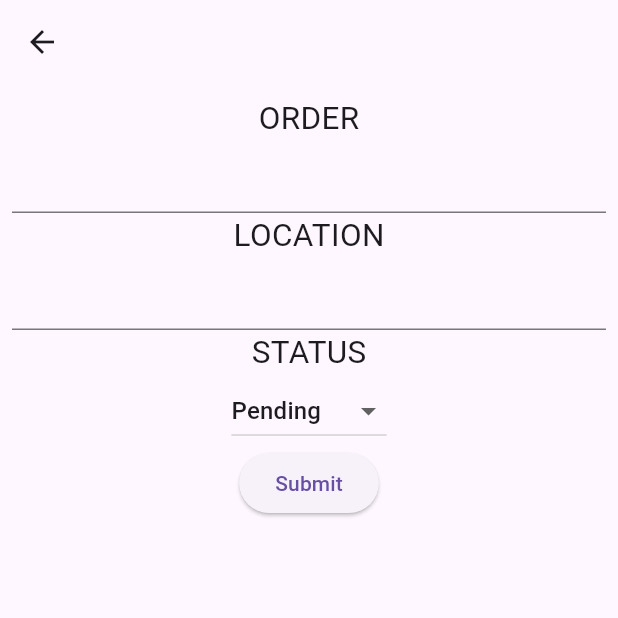
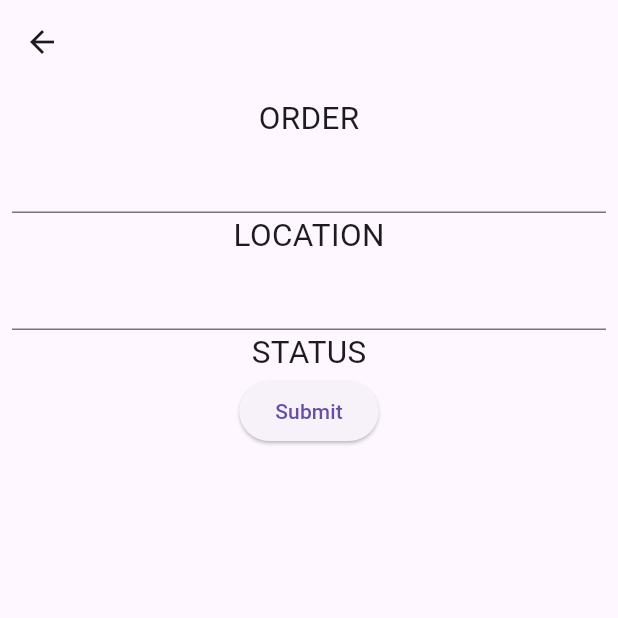
Before and after one commit to krishnaprasadnr702119/Amazon-delivery-app, a Flutter app: the AddTodoPage screen opened directly, on a phone screen of 412 x 824 dp, the top half of it. Run offline on Flutter 3.47's test engine with Material 3 defaults, Android fonts, the phone set to English and light mode, and no system bars; our stand-ins replace bloc, equatable, flutter_bloc, sqflite; accounts and stored records are empty.

Commit message:
updated task

```diff
--- a/lib/task/page/add_todo.dart
+++ b/lib/task/page/add_todo.dart
@@ -13,13 +13,7 @@ class AddTodoPage extends StatefulWidget {
 class _AddTodoPageState extends State<AddTodoPage> {
   final TextEditingController _title = TextEditingController();
   final TextEditingController _description = TextEditingController();
-  String selectedStatus = 'Pending'; // Default status
-  final List<String> statusOptions = [
-    'Completed',
-    'Started',
-    'Paused',
-    'Pending'
-  ];
+  String selectedStatus = 'Pending';
 
   @override
   Widget build(BuildContext context) {
@@ -43,20 +37,6 @@ class _AddTodoPageState extends State<AddTodoPage> {
               CustomText(text: 'location'.toUpperCase()),
               TextFormField(controller: _description),
               CustomText(text: 'Status'.toUpperCase()),
-              DropdownButton<String>(
-                value: selectedStatus,
-                onChanged: (newValue) {
-                  setState(() {
-                    selectedStatus = newValue!;
-                  });
-                },
-                items: statusOptions.map((status) {
-                  return DropdownMenuItem<String>(
-                    value: status,
-                    child: Text(status),
-                  );
-                }).toList(),
-              ),
               BlocBuilder<CrudBloc, CrudState>(
                 builder: (context, state) {
                   return ElevatedButton(
```
Also changed, not shown: lib/task/page/details_page.dart (+12 -3 lines), lib/task/task.dart (+24 -12 lines).
